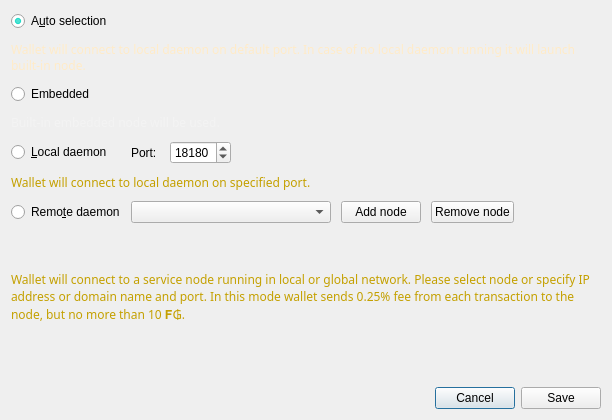
Before: the Qt Designer form src/gui/ui/connectionsettingsdialog.ui in aejontargaryen/FanGoldWallet, drawn with Qt 5.
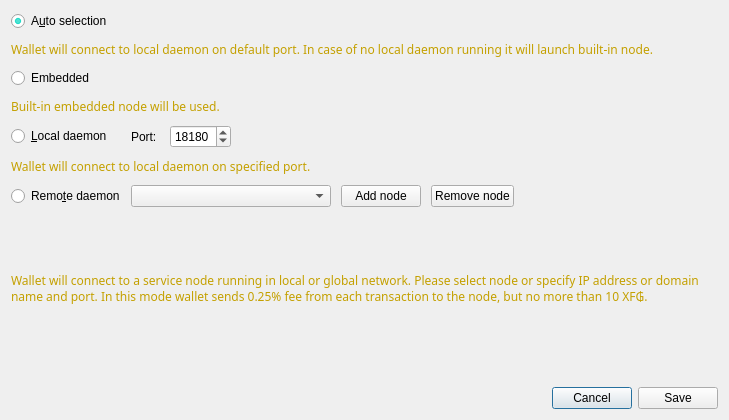
After: the same form once the commit is applied. Icons and pictures are not drawn.

```diff
--- a/src/gui/ui/connectionsettingsdialog.ui
+++ b/src/gui/ui/connectionsettingsdialog.ui
@@ -9,7 +9,7 @@
    <rect>
     <x>0</x>
     <y>0</y>
-    <width>612</width>
+    <width>729</width>
     <height>420</height>
    </rect>
   </property>
@@ -116,10 +116,10 @@
        </property>
        <property name="styleSheet">
         <string notr="true">font-family: orbitron;
-color: rgb(243, 243, 243);</string>
+color: #C4A000;</string>
        </property>
        <property name="text">
-        <string>&lt;html&gt;&lt;head/&gt;&lt;body&gt;&lt;p&gt;&lt;span style=&quot; color:#ffebc8;&quot;&gt;Wallet will connect to local daemon on default port. In case of no local daemon running it will launch built-in node.&lt;/span&gt;&lt;/p&gt;&lt;/body&gt;&lt;/html&gt;</string>
+        <string>&lt;html&gt;&lt;head/&gt;&lt;body&gt;&lt;p&gt;&lt;span style=&quot; color:#c4a000;&quot;&gt;Wallet will connect to local daemon on default port. In case of no local daemon running it will launch built-in node.&lt;/span&gt;&lt;/p&gt;&lt;/body&gt;&lt;/html&gt;</string>
        </property>
        <property name="wordWrap">
         <bool>true</bool>
@@ -177,7 +177,7 @@
        </property>
        <property name="styleSheet">
         <string notr="true">font-family: orbitron;
-color: rgb(243, 243, 243);</string>
+color: #C4A000;</string>
        </property>
        <property name="text">
         <string>Built-in embedded node will be used.</string>
@@ -415,7 +415,7 @@
 color: rgb(243, 243, 243);</string>
        </property>
        <property name="text">
-        <string>&lt;html&gt;&lt;head/&gt;&lt;body&gt;&lt;p&gt;&lt;span style=&quot; color:#c4a000;&quot;&gt;Wallet will connect to a service node running in local or global network. Please select node or specify IP address or domain name and port. In this mode wallet sends 0.25% fee from each transaction to the node, but no more than 10 𝐅&lt;/span&gt;&lt;span style=&quot; font-size:10pt; color:#c4a000;&quot;&gt;₲&lt;/span&gt;&lt;span style=&quot; color:#c4a000;&quot;&gt;.&lt;/span&gt;&lt;/p&gt;&lt;/body&gt;&lt;/html&gt;</string>
+        <string>&lt;html&gt;&lt;head/&gt;&lt;body&gt;&lt;p&gt;&lt;span style=&quot; color:#c4a000;&quot;&gt;Wallet will connect to a service node running in local or global network. Please select node or specify IP address or domain name and port. In this mode wallet sends 0.25% fee from each transaction to the node, but no more than 10 XF&lt;/span&gt;&lt;span style=&quot; color:#c4a000;&quot;&gt;₲.&lt;/span&gt;&lt;/p&gt;&lt;/body&gt;&lt;/html&gt;</string>
        </property>
        <property name="wordWrap">
         <bool>true</bool>
```
